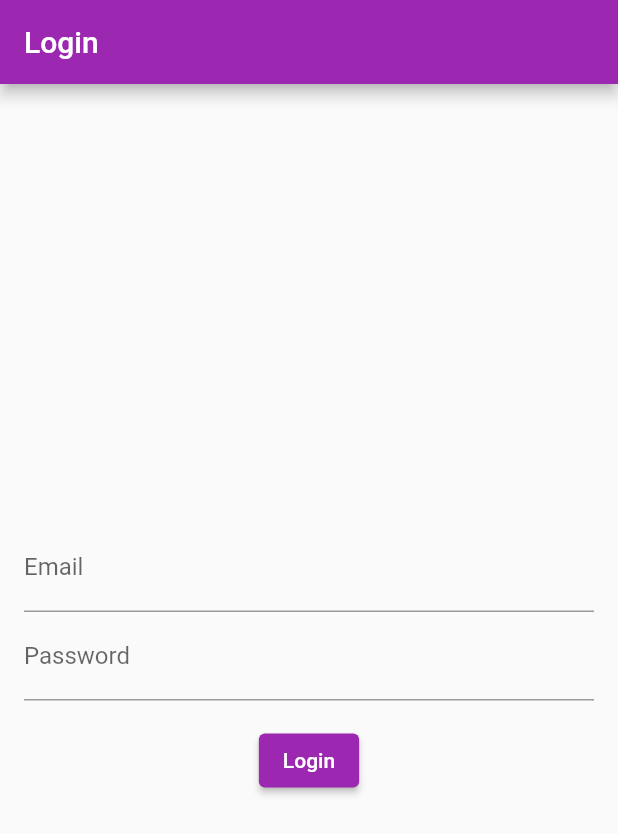
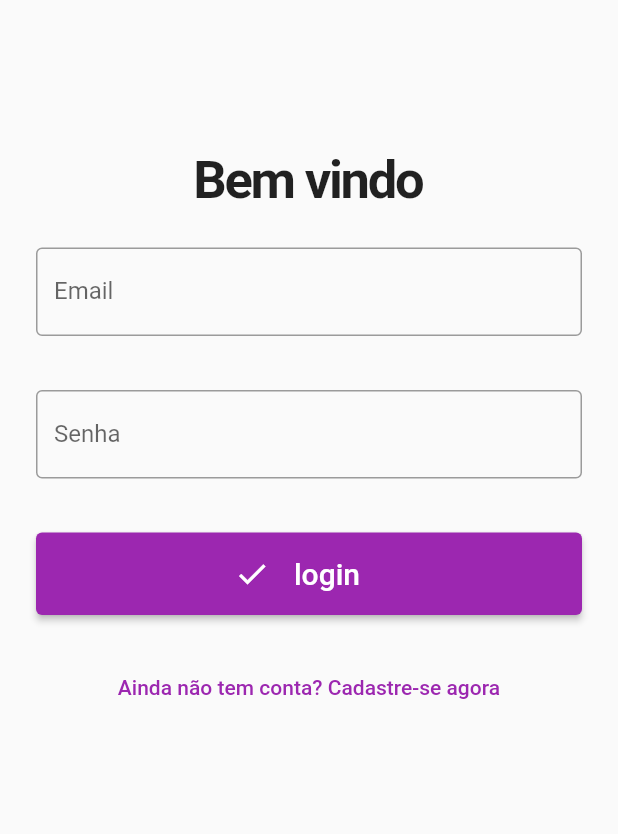
Before and after one commit to Gustavodefreitas/Cloud-Quiz, a Flutter app: the screen it shows after launch, on a phone screen of 412 x 824 dp. Shown: the top 834 px of the screen. Run offline on Flutter 3.47's test engine with Material 2 defaults, Android fonts, the light colour scheme and no system bars; our stand-ins replace firebase_auth, firebase_core; accounts and stored records are empty; project files that could hold a hidden picture were left out.

Commit message:
login completo

```diff
--- a/lib/mainapp.dart
+++ b/lib/mainapp.dart
@@ -16,7 +16,7 @@ class MyApp extends StatelessWidget{
 
         primarySwatch: Colors.purple,
       ),
-      home:LoginScreen(),
+      home:AuthCheck(),  //  home:LoginScreen(),
     );
   }
 }
--- a/lib/pages/Login_page.dart
+++ b/lib/pages/Login_page.dart
@@ -1,57 +1,172 @@
 import 'package:flutter/material.dart';
 import 'package:firebase_auth/firebase_auth.dart';
+import 'package:provider/provider.dart';
+
+import '../services/auth_service.dart';
 
 class LoginScreen extends StatefulWidget {
+  LoginScreen({Key? key}) : super(key: key);
   @override
   _LoginScreenState createState() => _LoginScreenState();
 }
 
 class _LoginScreenState extends State<LoginScreen> {
-  final FirebaseAuth _auth = FirebaseAuth.instance;
-  final TextEditingController _emailController = TextEditingController();
-  final TextEditingController _passwordController = TextEditingController();
+  final formKey = GlobalKey<FormState>();
+  final email = TextEditingController();
+  final senha = TextEditingController();
 
-  Future<void> _login() async {
+  bool isLogin = true;
+  late String titulo;
+  late String actionButton;
+  late String toggleButton;
+  bool loading = false;
+
+  @override
+  void initState(){
+    super.initState();
+    setFormAction(true);
+  }
+
+  setFormAction(bool acao){
+    setState(() {
+      isLogin = acao;
+      if(isLogin)
+      {
+        titulo = 'Bem vindo';
+        actionButton = 'login';
+        toggleButton = 'Ainda não tem conta? Cadastre-se agora';
+      } else{
+        titulo = 'Crie sua conta';
+        actionButton = 'Cadastrar';
+        toggleButton = 'Voltar ao login.';
+      }
+    });
+  }
+
+  login() async {
+    setState(() => loading = true);
     try {
-      UserCredential userCredential = await _auth.signInWithEmailAndPassword(
-        email: _emailController.text,
-        password: _passwordController.text,
-      );
-    } catch (e) {
-      // Ocorreu um erro durante o login, trate-o aqui (exiba uma mensagem de erro, etc.)
+      await context.read<AuthService>().login(email.text, senha.text);
+    } on AuthException catch (e) {
+      setState(() => loading = false);
+      ScaffoldMessenger.of(context)
+          .showSnackBar(SnackBar(content: Text(e.message)));
+    }
+  }
+
+  registrar() async {
+    setState(() => loading = true);
+    try {
+      await context.read<AuthService>().registrar(email.text, senha.text);
+    } on AuthException catch (e) {
+      setState(() => loading = false);
+      ScaffoldMessenger.of(context)
+          .showSnackBar(SnackBar(content: Text(e.message)));
     }
   }
 
   @override
   Widget build(BuildContext context) {
     return Scaffold(
-      appBar: AppBar(
-        title: Text('Login'),
-      ),
-      body: Padding(
-        padding: EdgeInsets.all(16.0),
+      body: SingleChildScrollView(
+        child: Padding(
+          padding: EdgeInsets.only(top: 100),
+          child: Form(
+            key: formKey,
             child: Column(
               mainAxisAlignment: MainAxisAlignment.center,
               children: [
-            TextFormField(
-              controller: _emailController,
+                Text(
+                  titulo,
+                  style: TextStyle(
+                    fontSize: 35,
+                    fontWeight: FontWeight.bold,
+                    letterSpacing: -1.5,
+                  ),
+                ),
+                Padding(
+                  padding: EdgeInsets.all(24),
+                  child: TextFormField(
+                    controller: email,
                     decoration: InputDecoration(
+                      border: OutlineInputBorder(),
                       labelText: 'Email',
                     ),
+                    keyboardType: TextInputType.emailAddress,
+                    validator: (value){
+                      if(value!.isEmpty){
+                        return 'Informe o email corretamente!';
+                      }
+                      return null;
+                    },
                   ),
-            TextFormField(
-              controller: _passwordController,
+                ),Padding(
+                  padding:
+                      EdgeInsets.symmetric(vertical: 12.0, horizontal: 24.0),
+                  child: TextFormField(
+                    controller: senha,
+                    obscureText: true,
                     decoration: InputDecoration(
-                labelText: 'Password',
+                      border: OutlineInputBorder(),
+                      labelText: 'Senha',
                     ),
-              obscureText: true,
+                    validator: (value) {
+                      if (value!.isEmpty) {
+                        return 'Informa sua senha!';
+                      } else if (value.length < 6) {
+                        return 'Sua senha deve ter no mínimo 6 caracteres';
+                      }
+                      return null;
+                    },
                   ),
-            SizedBox(height: 16.0),
-            ElevatedButton(
-              onPressed: _login,
-              child: Text('Login'),
+                ),
+                Padding(
+                  padding: EdgeInsets.all(24.0),
+                  child: ElevatedButton(
+                    onPressed: () {
+                      if (formKey.currentState!.validate()) {
+                        if (isLogin) {
+                          login();
+                        } else {
+                          registrar();
+                        }
+                      }
+                    },
+                    child: Row(
+                      mainAxisAlignment: MainAxisAlignment.center,
+                      children: (loading)
+                          ? [
+                              Padding(
+                                padding: EdgeInsets.all(16),
+                                child: SizedBox(
+                                  width: 24,
+                                  height: 24,
+                                  child: CircularProgressIndicator(
+                                    color: Colors.white,
+                                  ),
+                                ),
+                              )
+                            ]
+                          : [
+                              Icon(Icons.check),
+                              Padding(
+                                padding: EdgeInsets.all(16.0),
+                                child: Text(
+                                  actionButton,
+                                  style: TextStyle(fontSize: 20),
+                                ),
                               ),
                             ],
+                    ),
+                  ),
+                ),
+                TextButton(
+                  onPressed: () => setFormAction(!isLogin),
+                  child: Text(toggleButton),
+                ),
+              ],
+            ),
+          ),
         ),
       ),
     );
--- a/lib/services/auth_service.dart
+++ b/lib/services/auth_service.dart
@@ -1,5 +1,10 @@
 import 'package:firebase_auth/firebase_auth.dart';
 import 'package:flutter/material.dart';
+
+class AuthException implements Exception {
+  String message;
+  AuthException(this.message);
+}
 
 class AuthService extends ChangeNotifier{
   FirebaseAuth _auth = FirebaseAuth.instance;
@@ -18,4 +23,39 @@ class AuthService extends ChangeNotifier{
 
 }
 
+_getUser() {
+    usuario = _auth.currentUser;
+    notifyListeners();
+  }
+
+  registrar(String email, String senha) async {
+    try {
+      await _auth.createUserWithEmailAndPassword(email: email, password: senha);
+      _getUser();
+    } on FirebaseAuthException catch (e) {
+      if (e.code == 'weak-password') {
+        throw AuthException('A senha é muito fraca!');
+      } else if (e.code == 'email-already-in-use') {
+        throw AuthException('Este email já está cadastrado');
+      }
+    }
+  }
+
+  login(String email, String senha) async {
+    try {
+      await _auth.signInWithEmailAndPassword(email: email, password: senha);
+      _getUser();
+    } on FirebaseAuthException catch (e) {
+      if (e.code == 'user-not-found') {
+        throw AuthException('Email não encontrado. Cadastre-se.');
+      } else if (e.code == 'wrong-password') {
+        throw AuthException('Senha incorreta. Tente novamente');
+      }
+    }
+  }
+
+  logout() async {
+    await _auth.signOut();
+    _getUser();
+  }
 }
--- a/lib/widgets/auth_check.dart
+++ b/lib/widgets/auth_check.dart
@@ -1,4 +1,4 @@
-/*import 'package:appmobile/pages/Login_page.dart';
+import 'package:appmobile/pages/Login_page.dart';
 import 'package:appmobile/pages/home_page.dart';
 import 'package:appmobile/services/auth_service.dart';
 import 'package:flutter/material.dart';
@@ -19,7 +19,7 @@ class _AuthCheckState extends State<AuthCheck>{
     if(auth.isLoading)
       return Loading();
     else if(auth.usuario == null)
-      return LoginPage();
+      return LoginScreen();
     else
       return HomePage();
     }
@@ -31,4 +31,4 @@ class _AuthCheckState extends State<AuthCheck>{
         )
       );
   }
-}*/
+}
```
Also changed, not shown: lib/main.dart (+12 -1 lines), lib/pages/Perfil_Page.dart (+24 -1 lines). Lines whose indentation alone changed are shown as unchanged.
